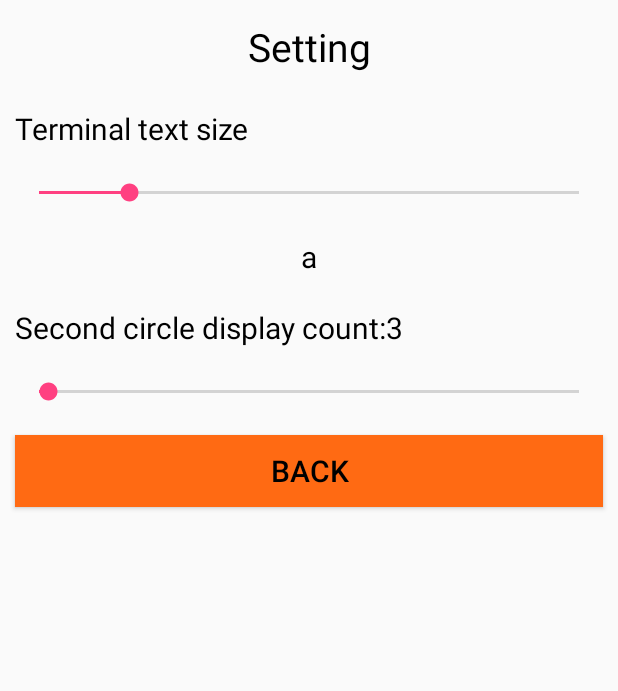
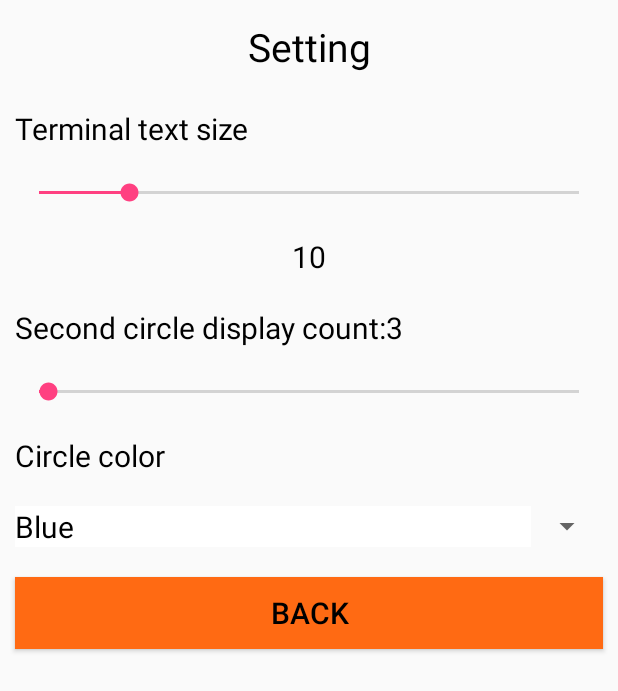
Before and after one commit to Lilichuan/TechStyleLiveWallpaper, an Android app: the SetFragment screen opened directly, with no data from a screen before it, on a phone screen of 412 x 824 dp. Shown: the top 691 px of the screen. Run offline under Robolectric (Android 15) with nearby library versions, the phone set to English and light mode, and no system bars.

Commit message:
Background circle color is changable

```diff
--- a/app/src/main/java/com/wallpaper/tim/phoneinsidewallpaper/Draw/Line.java
+++ b/app/src/main/java/com/wallpaper/tim/phoneinsidewallpaper/Draw/Line.java
@@ -5,6 +5,7 @@ import android.graphics.Canvas;
 import android.graphics.Color;
 import android.graphics.Paint;
 
+import com.wallpaper.tim.phoneinsidewallpaper.Set.Colors;
 import com.wallpaper.tim.phoneinsidewallpaper.Set.Setting;
 
 /**
@@ -26,7 +27,7 @@ public class Line {
     public void initPaint(){
         paint = new Paint();
         paint.setAntiAlias(true);
-        paint.setColor(Color.parseColor(setting.getThemeColor()));
+        paint.setColor(Color.parseColor(Colors.BLUE));
         paint.setStrokeWidth(strokeW);
         paint.setStyle(Paint.Style.STROKE);
     }
--- a/app/src/main/java/com/wallpaper/tim/phoneinsidewallpaper/Set/Setting.java
+++ b/app/src/main/java/com/wallpaper/tim/phoneinsidewallpaper/Set/Setting.java
@@ -36,7 +36,7 @@ public class Setting {
         sp = context.getSharedPreferences(SP_NAME, Context.MODE_PRIVATE);
     }
 
-    public void setThemeColor(String color){
+    public void setCircleColor(String color){
         if(TextUtils.isEmpty(color)){
             return;
         }
@@ -44,12 +44,12 @@ public class Setting {
         sp.edit().putString(KEY_THEME_COLOR, color).apply();
     }
 
-    public String getThemeColor(){
+    public String getCircleColor(){
         return sp.getString(KEY_THEME_COLOR, Colors.BLUE);
     }
 
     public String getFadeColor(){
-        return getFadeColor(getThemeColor());
+        return getFadeColor(getCircleColor());
     }
 
     public void setTerminalTextColor(String color){
--- a/app/src/main/java/com/wallpaper/tim/phoneinsidewallpaper/TechWallpaperService.java
+++ b/app/src/main/java/com/wallpaper/tim/phoneinsidewallpaper/TechWallpaperService.java
@@ -46,7 +46,7 @@ public class TechWallpaperService extends WallpaperService {
         private void draw(){
             if(surfaceHolder != null && isVisible()){
                 Canvas canvas = surfaceHolder.lockCanvas();
-                wallPaperCreator.draw(canvas);
+                wallPaperCreator.draw(getBaseContext(), canvas);
                 surfaceHolder.unlockCanvasAndPost(canvas);
             }
 
@@ -64,7 +64,7 @@ public class TechWallpaperService extends WallpaperService {
             surfaceHolder = holder;
             Canvas canvas = holder.lockCanvas();
             getWallPaperCreator().clear();
-            getWallPaperCreator().draw(canvas);
+            getWallPaperCreator().draw(getBaseContext(), canvas);
             holder.unlockCanvasAndPost(canvas);
         }
 
--- a/app/src/main/java/com/wallpaper/tim/phoneinsidewallpaper/UI/MWallPaperView.java
+++ b/app/src/main/java/com/wallpaper/tim/phoneinsidewallpaper/UI/MWallPaperView.java
@@ -60,7 +60,7 @@ public class MWallPaperView extends View {
             if(pause){
                 wallPaperCreator.cleanCanvas(canvas);
             }else {
-                wallPaperCreator.draw(canvas);
+                wallPaperCreator.draw(getContext(), canvas);
             }
         }
     }
--- a/app/src/main/java/com/wallpaper/tim/phoneinsidewallpaper/UI/SetFragment.java
+++ b/app/src/main/java/com/wallpaper/tim/phoneinsidewallpaper/UI/SetFragment.java
@@ -1,16 +1,26 @@
 package com.wallpaper.tim.phoneinsidewallpaper.UI;
 
 
+import android.content.Context;
 import android.os.Bundle;
+import android.support.annotation.NonNull;
 import android.support.v4.app.Fragment;
 import android.view.LayoutInflater;
+import android.view.MotionEvent;
 import android.view.View;
 import android.view.ViewGroup;
+import android.widget.AdapterView;
+import android.widget.ArrayAdapter;
 import android.widget.SeekBar;
+import android.widget.Spinner;
 import android.widget.TextView;
 
 import com.wallpaper.tim.phoneinsidewallpaper.R;
+import com.wallpaper.tim.phoneinsidewallpaper.Set.Colors;
 import com.wallpaper.tim.phoneinsidewallpaper.Set.Setting;
+
+import java.util.ArrayList;
+import java.util.List;
 
 
 public class SetFragment extends Fragment {
@@ -19,6 +29,9 @@ public class SetFragment extends Fragment {
 
     private SeekBar terminal_text_size_seek;
     private TextView terminal_text_size_value;
+    private ArrayAdapter circleColorAdapter;
+    private Spinner circleColorSpinner;
+    private List<ColorItem> colorList;
 
     public SetFragment() {
         // Required empty public constructor
@@ -73,8 +86,12 @@ public class SetFragment extends Fragment {
         });
 
         terminal_text_size_value = (TextView)root.findViewById(R.id.terminal_text_size_value);
+        terminal_text_size_value.setText(""+ setting.getTerminalTextSize());
+        initSecondCircleSettingView(root);
 
-        initSecondCircleSettingView(root);
+        circleColorSpinner = (Spinner)root.findViewById(R.id.circle_color_spinner);
+        initCircleColorList(getContext());
+
 
         root.findViewById(R.id.back).setOnClickListener(backInterface);
         return root;
@@ -122,4 +139,99 @@ public class SetFragment extends Fragment {
         splitCountText.setText(getString(R.string.secondLayerSplitCount, count));
     }
 
+    private List<ColorItem> circleColorItemList = new ArrayList<>();
+
+    private void initCircleColorList(Context context){
+
+        colorList = new ArrayList<>();
+
+        colorList.add(new ColorItem(Colors.ORANGE, getStr(R.string.color_orange)));
+        colorList.add(new ColorItem(Colors.BLUE , getStr(R.string.color_blue)));
+        colorList.add(new ColorItem(Colors.GREEN , getStr(R.string.color_green)));
+        colorList.add(new ColorItem(Colors.PURPLE , getStr(R.string.color_purple)));
+        colorList.add(new ColorItem(Colors.RAD , getStr(R.string.color_rad)));
+        colorList.add(new ColorItem(Colors.BLUE , getStr(R.string.color_blue)));
+
+        List<String> strList = new ArrayList<>();
+        for (ColorItem item : colorList){
+            strList.add(item.getStr());
+        }
+
+        circleColorAdapter = new ArrayAdapter(getContext(), R.layout.selection_textview, strList);
+        circleColorSpinner.setAdapter(circleColorAdapter);
+        circleColorSpinner.setOnItemSelectedListener(new AdapterView.OnItemSelectedListener() {
+            @Override
+            public void onItemSelected(AdapterView<?> adapterView, View view, int i, long l) {
+                setting.setCircleColor(colorList.get(i).getColorCode());
+            }
+
+            @Override
+            public void onNothingSelected(AdapterView<?> adapterView) {
+
+            }
+        });
+
+        String nowColorCode = setting.getCircleColor();
+
+        for (int i = 0; i < colorList.size() ;i++){
+            if(nowColorCode.contentEquals(colorList.get(i).colorCode)){
+                circleColorSpinner.setSelection(i);
+            }
+        }
+    }
+
+    private class ColorItem{
+
+        public String colorCode;
+        public String str;
+
+        public ColorItem(String code, String str){
+            colorCode = code;
+            this.str = str;
+        }
+
+        public String getStr() {
+            return str;
+        }
+
+        public String getColorCode() {
+            return colorCode;
+        }
+    }
+
+//    private class MAdapter extends ArrayAdapter<ColorItem>{
+//
+//        private LayoutInflater inflater;
+//
+//        public MAdapter(Context context){
+//            super(context, R.layout.selection_textview);
+//            inflater = LayoutInflater.from(context);
+//        }
+//
+//        @NonNull
+//        @Override
+//        public View getView(int position, View convertView, ViewGroup parent) {
+//            if(convertView == null){
+//                convertView = inflater.inflate(R.layout.selection_textview, null);
+//            }
+//
+//            ColorItem item = getItem(position);
+//            TextView textView = (TextView)convertView;
+//            textView.setText(item.getStr());
+//            textView.setTag(item);
+//            textView.setOnClickListener(new View.OnClickListener() {
+//                @Override
+//                public void onClick(View view) {
+//                    ColorItem item1 = (ColorItem)view.getTag();
+//                    setting.setCircleColor(item1.colorCode);
+//                }
+//            });
+//            return convertView;
+//        }
+//    }
+
+    private String getStr(int id){
+        return getContext().getString(id);
+    }
+
 }
--- a/app/src/main/java/com/wallpaper/tim/phoneinsidewallpaper/Widget/CircleWidgetProvider.java
+++ b/app/src/main/java/com/wallpaper/tim/phoneinsidewallpaper/Widget/CircleWidgetProvider.java
@@ -41,7 +41,7 @@ public class CircleWidgetProvider extends AppWidgetProvider {
 
         Setting setting = new Setting(context);
 
-        widgetTool = new WidgetTool(context, setting.getThemeColor() , h, 7);
+        widgetTool = new WidgetTool(context, Colors.BLUE , h, 7);
 
         Calendar calendar = Calendar.getInstance(Locale.TAIWAN);
 
@@ -77,7 +77,7 @@ public class CircleWidgetProvider extends AppWidgetProvider {
 
         RemoteViews views = new RemoteViews(context.getPackageName(), R.layout.widget_layout_2);
         views.setTextViewText(R.id.text, text);
-        views.setTextColor(R.id.text, Color.parseColor(setting.getThemeColor()));
+        views.setTextColor(R.id.text, Color.parseColor(Colors.BLUE));
         views.setImageViewBitmap(R.id.circle, widgetTool.draw(adjustDayOfWeek, (float) adjustDayOfWeek / 7f));
         appWidgetManager.updateAppWidget(appWidgetId, views);
     }
--- a/app/src/main/java/com/wallpaper/tim/phoneinsidewallpaper/Widget/TerminalWidgetProvider.java
+++ b/app/src/main/java/com/wallpaper/tim/phoneinsidewallpaper/Widget/TerminalWidgetProvider.java
@@ -13,6 +13,7 @@ import android.widget.RemoteViews;
 import com.wallpaper.tim.phoneinsidewallpaper.Draw.FakeTerminal;
 import com.wallpaper.tim.phoneinsidewallpaper.Draw.TechEdge;
 import com.wallpaper.tim.phoneinsidewallpaper.R;
+import com.wallpaper.tim.phoneinsidewallpaper.Set.Colors;
 import com.wallpaper.tim.phoneinsidewallpaper.Set.Setting;
 
 /**
@@ -61,8 +62,8 @@ public class TerminalWidgetProvider extends AppWidgetProvider {
         int w = w_dp * TypedValue.COMPLEX_UNIT_DIP;
         int h = h_dp * TypedValue.COMPLEX_UNIT_DIP;
 
-        Setting setting = new Setting(context);
-        TechEdge techEdge = new TechEdge(setting.getThemeColor());
+//        Setting setting = new Setting(context);
+        TechEdge techEdge = new TechEdge(Colors.BLUE);
         RemoteViews views = new RemoteViews(context.getPackageName(), R.layout.terminal_layout);
         views.setImageViewBitmap(R.id.window_edge, techEdge.techEdge(w, h));
         views.setImageViewBitmap(R.id.terminal, drawTerminal(w, h));
--- a/app/src/main/res/layout/fragment_set.xml
+++ b/app/src/main/res/layout/fragment_set.xml
@@ -46,6 +46,15 @@
         android:layout_height="wrap_content"
         android:layout_margin="10dp"/>
 
+    <TextView
+        style="@style/set_title_text"
+        android:text="@string/circle_color"/>
+
+    <Spinner
+        android:id="@+id/circle_color_spinner"
+        android:layout_width="match_parent"
+        android:layout_height="wrap_content"
+        android:layout_margin="10dp"/>
 
     <Button
         android:id="@+id/back"
--- a/app/src/main/res/values/strings.xml
+++ b/app/src/main/res/values/strings.xml
@@ -11,19 +11,14 @@
     <string name="secondLayerSplitCount">Second circle display count:%d</string>
     <string name="setting">Setting</string>
 
-    <string name="main_theme_color">Main theme color</string>
+    <string name="circle_color">Circle color</string>
 
-
-
-    <string-array name="colors">
-        <item>Green</item>
-        <item>Purple</item>
-        <item>Orange</item>
-        <item>Blue</item>
-        <item>Rad</item>
-        <item>Barney color</item>
-        <item>Yellow</item>
-    </string-array>
+    <string name="color_green">Green</string>
+    <string name="color_purple">Purple</string>
+    <string name="color_orange">Orange</string>
+    <string name="color_blue">Blue</string>
+    <string name="color_rad">Rad</string>
+    <string name="color_yellow">Yellow</string>
 
     <string name="wallpaper_author">Lilichuan</string>
     <string name="wallpaper_description">Tech style clock</string>
```
Also changed, not shown: app/src/main/java/com/wallpaper/tim/phoneinsidewallpaper/Draw/WallPaperCreator.java (+24 -6 lines), app/src/main/java/com/wallpaper/tim/phoneinsidewallpaper/Widget/BatteryWidgetProvider.java (+4 -3 lines), 1 other file.
